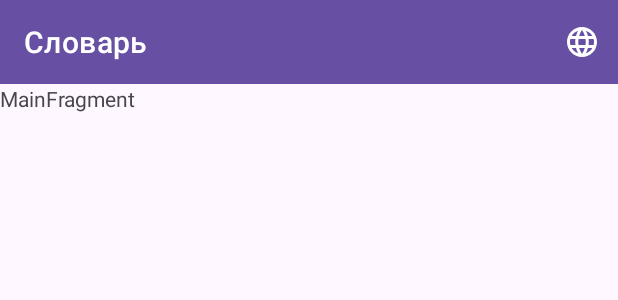
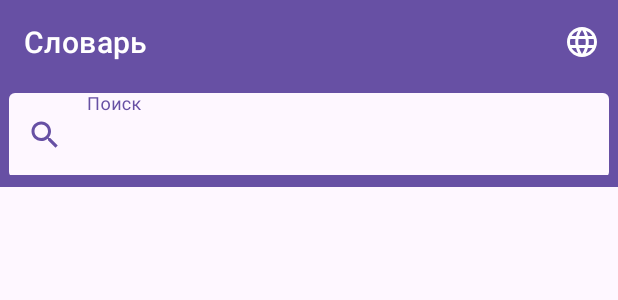
Before and after one commit to ZebanNikolay/dictionary-android, an Android app: the layout main_fragment.xml on its own in the app's theme, with its tools: preview values and no code run, on a phone screen of 412 x 824 dp. Shown: the top 300 px of the screen. Run offline under Robolectric (Android 15) with nearby library versions, the phone set to English and light mode, and no system bars.

Commit message:
Add Search view

```diff
--- /dev/null
+++ b/app/src/main/res/drawable/ic_clear_24.xml
@@ -0,0 +1,10 @@
+<vector xmlns:android="http://schemas.android.com/apk/res/android"
+    android:width="24dp"
+    android:height="24dp"
+    android:viewportWidth="24"
+    android:viewportHeight="24"
+    android:tint="?attr/colorControlNormal">
+  <path
+      android:fillColor="@android:color/white"
+      android:pathData="M19,6.41L17.59,5 12,10.59 6.41,5 5,6.41 10.59,12 5,17.59 6.41,19 12,13.41 17.59,19 19,17.59 13.41,12z"/>
+</vector>
--- /dev/null
+++ b/app/src/main/res/drawable/ic_search_24.xml
@@ -0,0 +1,10 @@
+<vector xmlns:android="http://schemas.android.com/apk/res/android"
+    android:width="24dp"
+    android:height="24dp"
+    android:viewportWidth="24"
+    android:viewportHeight="24"
+    android:tint="?attr/colorControlNormal">
+  <path
+      android:fillColor="@android:color/white"
+      android:pathData="M15.5,14h-0.79l-0.28,-0.27C15.41,12.59 16,11.11 16,9.5 16,5.91 13.09,3 9.5,3S3,5.91 3,9.5 5.91,16 9.5,16c1.61,0 3.09,-0.59 4.23,-1.57l0.27,0.28v0.79l5,4.99L20.49,19l-4.99,-5zM9.5,14C7.01,14 5,11.99 5,9.5S7.01,5 9.5,5 14,7.01 14,9.5 11.99,14 9.5,14z"/>
+</vector>
--- a/app/src/main/res/layout/main_fragment.xml
+++ b/app/src/main/res/layout/main_fragment.xml
@@ -17,15 +17,31 @@
             style="@style/Widget.MaterialComponents.Toolbar.Primary"
             android:layout_width="match_parent"
             android:layout_height="wrap_content"
+            android:elevation="0dp"
             app:menu="@menu/app_bar"
             app:title="@string/toolbar_title" />
+
+        <com.google.android.material.textfield.TextInputLayout
+            android:id="@+id/searchBarLayout"
+            android:layout_width="match_parent"
+            android:layout_height="wrap_content"
+            android:layout_margin="6dp"
+            android:hint="@string/search_hint"
+            app:endIconTint="?colorPrimary"
+            app:endIconMode="clear_text"
+            app:boxBackgroundMode="filled"
+            app:boxBackgroundColor="?colorSurface"
+            app:startIconDrawable="@drawable/ic_search_24"
+            app:startIconTint="?colorPrimary">
+
+            <com.google.android.material.textfield.TextInputEditText
+                android:id="@+id/searchBar"
+                style="@style/ThemeOverlay.Material3.TextInputEditText.FilledBox"
+                android:layout_width="match_parent"
+                android:layout_height="wrap_content" />
+
+        </com.google.android.material.textfield.TextInputLayout>
+
     </com.google.android.material.appbar.AppBarLayout>
 
-
-    <TextView
-        android:id="@+id/message"
-        android:layout_width="wrap_content"
-        android:layout_height="wrap_content"
-        android:text="MainFragment" />
-
 </androidx.appcompat.widget.LinearLayoutCompat>
--- a/app/src/main/res/values/colors.xml
+++ b/app/src/main/res/values/colors.xml
@@ -8,4 +8,5 @@
     <color name="secondaryDarkColor">#002171</color>
     <color name="primaryTextColor">#000000</color>
     <color name="secondaryTextColor">#ffffff</color>
+    <color name="backgroundColor">#ffffff</color>
 </resources>
--- a/app/src/main/res/values/strings.xml
+++ b/app/src/main/res/values/strings.xml
@@ -5,4 +5,5 @@
     <string name="language_nv">Нивхский</string>
     <string name="language_ru">Русский</string>
     <string name="language_en">Английский</string>
+    <string name="search_hint">Поиск</string>
 </resources>
```
Also changed, not shown: app/src/main/res/values/themes.xml (+0 -9 lines).
